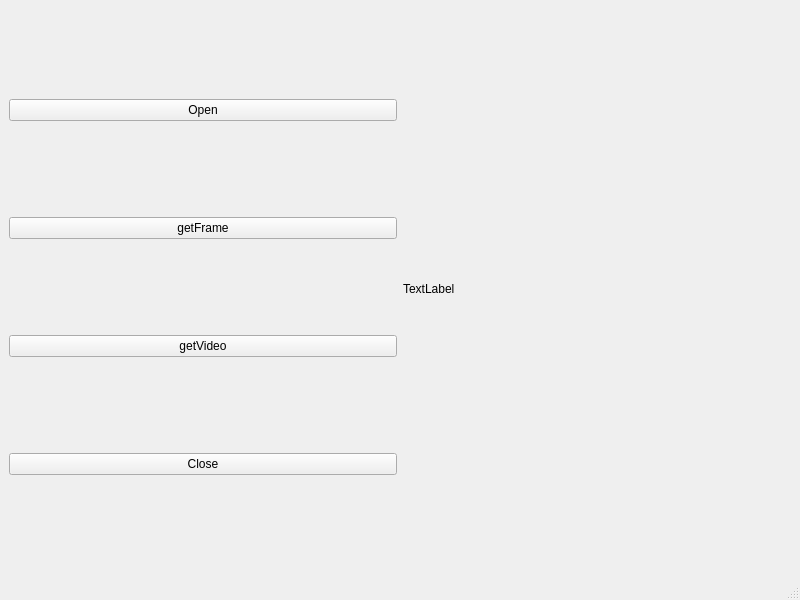
This is mainwindow.ui in wh201906/Pharmacy_Robot as Qt 5 draws it before an edit. The edited form follows.
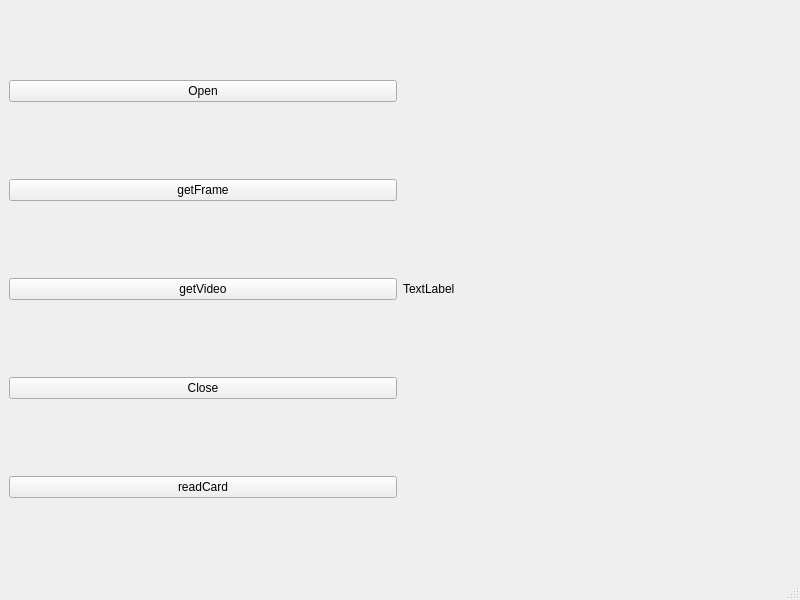
This is the edited form.

```diff
--- a/mainwindow.ui
+++ b/mainwindow.ui
@@ -45,6 +45,13 @@
         </property>
        </widget>
       </item>
+      <item>
+       <widget class="QPushButton" name="readCardButton">
+        <property name="text">
+         <string>readCard</string>
+        </property>
+       </widget>
+      </item>
      </layout>
     </item>
     <item>
```
